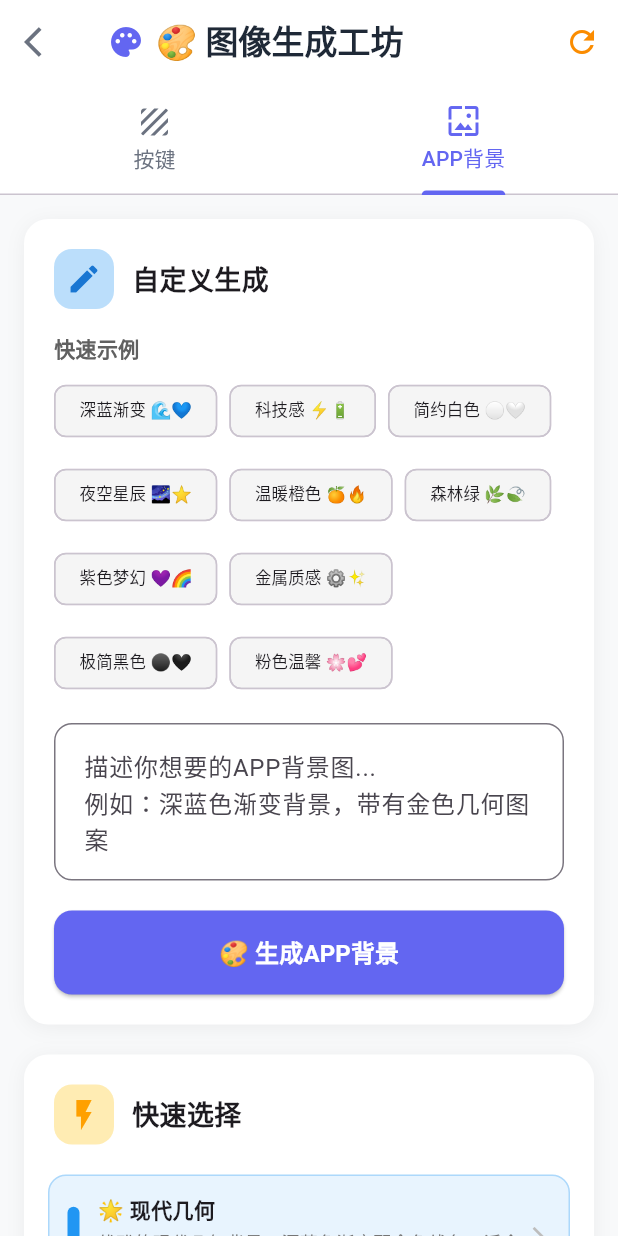
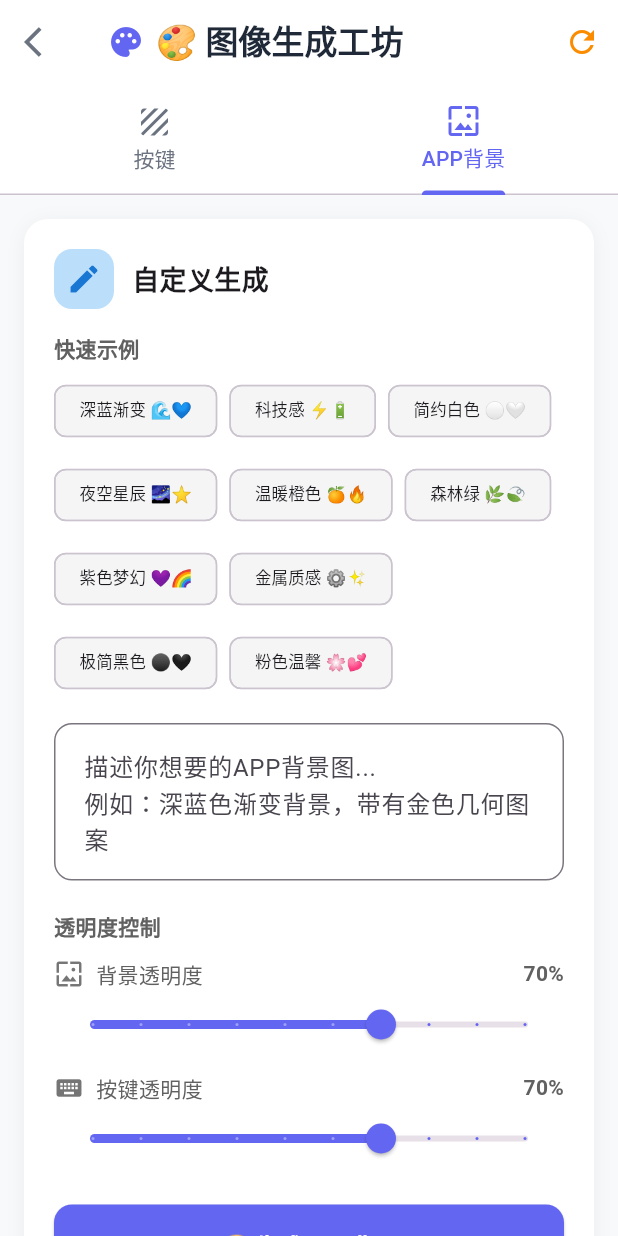
Before and after one commit to visionwise-nick/Queee-Calculator, a Flutter app: the ImageGenerationScreen screen opened directly with empty values, tab 2 chosen, on a phone screen of 412 x 824 dp. Run offline on Flutter 3.47's test engine with Material 3 defaults, Android fonts, the phone set to English and light mode, and no system bars; our stand-ins replace math_expressions, shared_preferences; accounts and stored records are empty; Roboto replaces fonts that are missing (SF Pro Display).

Commit message:
🎨【版本00095图像生成工坊优化】解决按键背景图清晰度过高+增加APP背景透明度控制功能：
1️⃣ 按键背景图清晰度优化：
   - 将生成尺寸从128x128降为64x64，更适合按键显示
   - 解决缩小到按键大小后显示不佳的问题
   - 保持图案清晰但不过度精细

2️⃣ APP背景透明度控制功能：
   - 在AppBackgroundConfig中新增buttonOpacity属性
   - 添加背景透明度和按键透明度双重滑块控制
   - 生成APP背景后自动设置70%透明度并直接应用
   - 用户可在10%-100%范围内调整透明度
   - 实时显示透明度百分比

3️⃣ 用户体验提升：
   - 透明度控制界面美观，带图标和百分比显示
   - 应用背景时显示具体透明度设置
   - 支持fromJson、toJson、copyWith完整序列化

解决用户反馈的两个关键问题，显著提升图像生成工坊的实用性和灵活性

```diff
--- a/lib/models/calculator_dsl.dart
+++ b/lib/models/calculator_dsl.dart
@@ -9,6 +9,7 @@ class AppBackgroundConfig {
   final List<String>? backgroundGradient;
   final String? backgroundPattern;
   final double? backgroundOpacity;
+  final double? buttonOpacity; // 🔧 新增：按键透明度控制
   final String? backgroundBlendMode; // multiply, overlay, screen, etc.
   final bool? parallaxEffect;
   final double? parallaxIntensity;
@@ -20,6 +21,7 @@ class AppBackgroundConfig {
     this.backgroundGradient,
     this.backgroundPattern,
     this.backgroundOpacity = 1.0,
+    this.buttonOpacity = 1.0, // 🔧 新增：默认按键透明度为100%
     this.backgroundBlendMode,
     this.parallaxEffect = false,
     this.parallaxIntensity = 0.1,
@@ -33,6 +35,7 @@ class AppBackgroundConfig {
       backgroundGradient: (json['backgroundGradient'] as List<dynamic>?)?.cast<String>(),
       backgroundPattern: json['backgroundPattern'] as String?,
       backgroundOpacity: (json['backgroundOpacity'] as num?)?.toDouble() ?? 1.0,
+      buttonOpacity: (json['buttonOpacity'] as num?)?.toDouble() ?? 1.0, // 🔧 新增
       backgroundBlendMode: json['backgroundBlendMode'] as String?,
       parallaxEffect: json['parallaxEffect'] as bool? ?? false,
       parallaxIntensity: (json['parallaxIntensity'] as num?)?.toDouble() ?? 0.1,
@@ -47,6 +50,7 @@ class AppBackgroundConfig {
       'backgroundGradient': backgroundGradient,
       'backgroundPattern': backgroundPattern,
       'backgroundOpacity': backgroundOpacity,
+      'buttonOpacity': buttonOpacity, // 🔧 新增
       'backgroundBlendMode': backgroundBlendMode,
       'parallaxEffect': parallaxEffect,
       'parallaxIntensity': parallaxIntensity,
@@ -60,6 +64,7 @@ class AppBackgroundConfig {
     List<String>? backgroundGradient,
     String? backgroundPattern,
     double? backgroundOpacity,
+    double? buttonOpacity, // 🔧 新增
     String? backgroundBlendMode,
     bool? parallaxEffect,
     double? parallaxIntensity,
@@ -71,6 +76,7 @@ class AppBackgroundConfig {
       backgroundGradient: backgroundGradient ?? this.backgroundGradient,
       backgroundPattern: backgroundPattern ?? this.backgroundPattern,
       backgroundOpacity: backgroundOpacity ?? this.backgroundOpacity,
+      buttonOpacity: buttonOpacity ?? this.buttonOpacity, // 🔧 新增
       backgroundBlendMode: backgroundBlendMode ?? this.backgroundBlendMode,
       parallaxEffect: parallaxEffect ?? this.parallaxEffect,
       parallaxIntensity: parallaxIntensity ?? this.parallaxIntensity,
--- a/lib/screens/image_generation_screen.dart
+++ b/lib/screens/image_generation_screen.dart
@@ -29,6 +29,10 @@ class _ImageGenerationScreenState extends State<ImageGenerationScreen>
   bool _isGeneratingAppBg = false;
   bool _isGeneratingButtonBg = false;
   String? _generatedAppBgUrl;
+
+  // 🔧 新增：透明度控制变量
+  double _backgroundOpacity = 0.7; // 背景透明度
+  double _buttonOpacity = 0.7;     // 按键透明度
 
   // 按键背景图相关状态
   Set<String> _selectedButtonBgIds = {}; // 多选按键ID集合（按键背景图）
@@ -385,6 +389,66 @@ class _ImageGenerationScreenState extends State<ImageGenerationScreen>
                 ),
                 contentPadding: const EdgeInsets.all(16),
               ),
+            ),
+            const SizedBox(height: 20),
+
+            // 🔧 新增：透明度控制区域
+            Text(
+              '透明度控制',
+              style: TextStyle(
+                fontWeight: FontWeight.w600,
+                color: Colors.grey.shade700,
+              ),
+            ),
+            const SizedBox(height: 12),
+
+            // 背景透明度滑块
+            Row(
+              children: [
+                Icon(Icons.wallpaper, color: Colors.grey.shade600, size: 20),
+                const SizedBox(width: 8),
+                Text('背景透明度', style: TextStyle(color: Colors.grey.shade700)),
+                const Spacer(),
+                Text('${(_backgroundOpacity * 100).round()}%',
+                     style: TextStyle(color: Colors.grey.shade700, fontWeight: FontWeight.w600)),
+              ],
+            ),
+            Slider(
+              value: _backgroundOpacity,
+              min: 0.1,
+              max: 1.0,
+              divisions: 9,
+              activeColor: const Color(0xFF6366F1),
+              onChanged: (value) {
+                setState(() {
+                  _backgroundOpacity = value;
+                });
+              },
+            ),
+            const SizedBox(height: 8),
+
+            // 按键透明度滑块
+            Row(
+              children: [
+                Icon(Icons.keyboard, color: Colors.grey.shade600, size: 20),
+                const SizedBox(width: 8),
+                Text('按键透明度', style: TextStyle(color: Colors.grey.shade700)),
+                const Spacer(),
+                Text('${(_buttonOpacity * 100).round()}%',
+                     style: TextStyle(color: Colors.grey.shade700, fontWeight: FontWeight.w600)),
+              ],
+            ),
+            Slider(
+              value: _buttonOpacity,
+              min: 0.1,
+              max: 1.0,
+              divisions: 9,
+              activeColor: const Color(0xFF6366F1),
+              onChanged: (value) {
+                setState(() {
+                  _buttonOpacity = value;
+                });
+              },
             ),
             const SizedBox(height: 20),
 
@@ -993,7 +1057,7 @@ class _ImageGenerationScreenState extends State<ImageGenerationScreen>
         final result = await AIService.generatePattern(
           prompt: prompt,
           style: 'minimal',
-          size: '128x128',
+          size: '64x64', // 🔧 降低分辨率，从128x128改为64x64，更适合按键显示
         );
 
         if (result['success'] == true && result['pattern_url'] != null) {
@@ -1147,7 +1211,8 @@ class _ImageGenerationScreenState extends State<ImageGenerationScreen>
     final newAppBackground = AppBackgroundConfig(
       backgroundImageUrl: _generatedAppBgUrl,
       backgroundType: 'image',
-      backgroundOpacity: 1.0,
+      backgroundOpacity: _backgroundOpacity, // 🔧 使用透明度变量
+      buttonOpacity: _buttonOpacity,    // 🔧 使用透明度变量
     );
 
     final updatedConfig = CalculatorConfig(
@@ -1167,8 +1232,8 @@ class _ImageGenerationScreenState extends State<ImageGenerationScreen>
     widget.onConfigUpdated(updatedConfig);
 
     ScaffoldMessenger.of(context).showSnackBar(
-      const SnackBar(
-        content: Text('✅ 背景已应用！'),
+      SnackBar(
+        content: Text('✅ 背景已应用！背景透明度：${(_backgroundOpacity * 100).round()}%，按键透明度：${(_buttonOpacity * 100).round()}%'),
         backgroundColor: Colors.green,
       ),
     );
```
